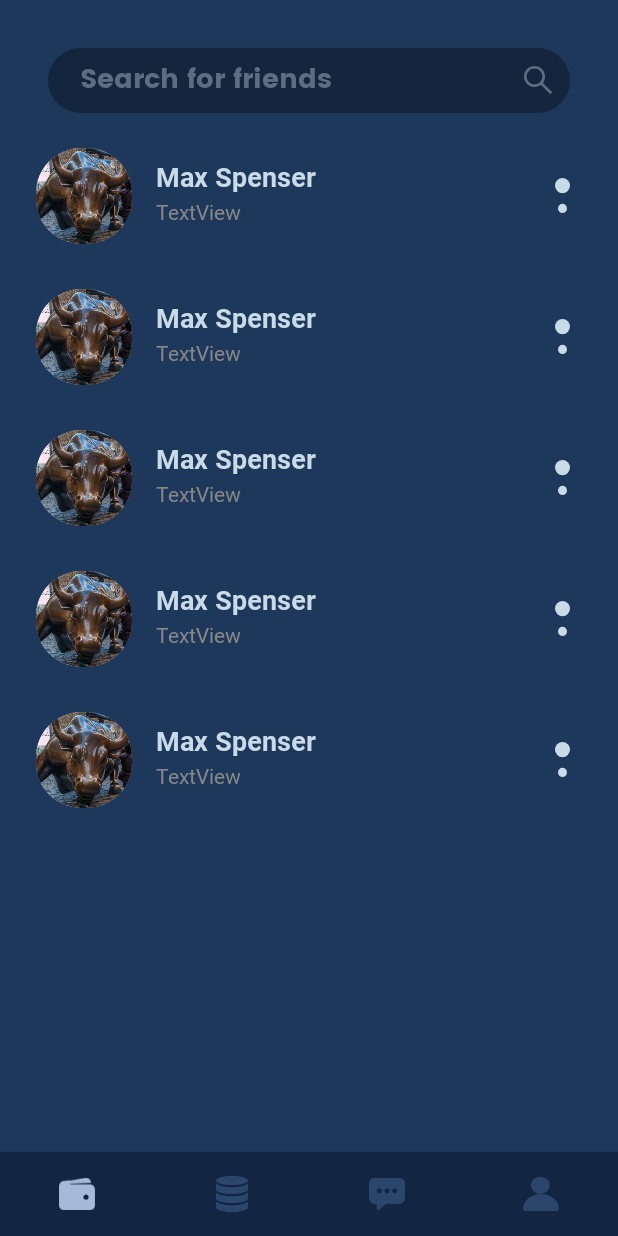
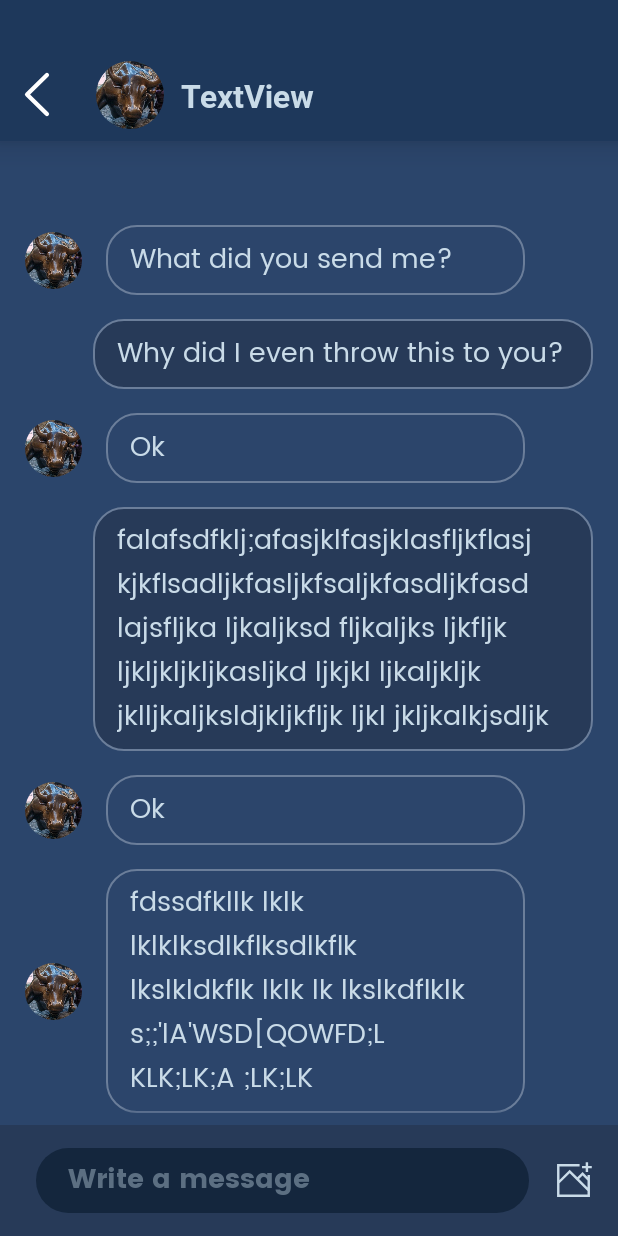
Before and after one commit to LotusBro98/Bulltrade, an Android app: the ChatFragment screen opened through its navigation route, after a tap on "Max Spenser", on a phone screen of 412 x 824 dp. Run offline under Robolectric (Android 15) with nearby library versions, the light colour scheme and no system bars; our stand-ins replace navigation-ui.

Commit message:
Made chat

```diff
--- a/app/src/main/java/com/bullcoin/app/MainActivity.java
+++ b/app/src/main/java/com/bullcoin/app/MainActivity.java
@@ -17,11 +17,6 @@ public class MainActivity extends AppCompatActivity {
         super.onCreate(savedInstanceState);
         setContentView(R.layout.activity_main);
         BottomNavigationView navView = findViewById(R.id.nav_view);
-        // Passing each menu ID as a set of Ids because each
-        // menu should be considered as top level destinations.
-        AppBarConfiguration appBarConfiguration = new AppBarConfiguration.Builder(
-                R.id.navigation_home, R.id.navigation_stock, R.id.navigation_chat)
-                .build();
         NavController navController = Navigation.findNavController(this, R.id.nav_host_fragment);
         NavigationUI.setupWithNavController(navView, navController);
     }
--- a/app/src/main/java/com/bullcoin/app/PinActivity.java
+++ b/app/src/main/java/com/bullcoin/app/PinActivity.java
@@ -43,7 +43,7 @@ public abstract class PinActivity extends AppCompatActivity {
         };
     }
 
-    public abstract void onPinEnter(String pin);
+    public abstract boolean onPinEnter(String pin);
 
     protected void vibrate(int millis) {
         Vibrator v = (Vibrator) getSystemService(Context.VIBRATOR_SERVICE);
@@ -69,11 +69,19 @@ public abstract class PinActivity extends AppCompatActivity {
         digits[enter_i] = digit;
         enter_i++;
         if (enter_i == 4) {
-            onPinEnter(collectPin());
-            enter_i = 0;
+            boolean clear = onPinEnter(collectPin());
+            if (clear) {
+                enter_i = 0;
+                renderPin();
+            } else {
+                renderPin();
+                enter_i = 0;
+            }
+        } else {
+            renderPin();
         }
 
-        renderPin();
+
     }
 
     private void renderPin() {
--- a/app/src/main/java/com/bullcoin/app/PinCreateActivity.java
+++ b/app/src/main/java/com/bullcoin/app/PinCreateActivity.java
@@ -33,23 +33,25 @@ public class PinCreateActivity extends PinActivity {
     }
 
     @Override
-    public void onPinEnter(String pin) {
+    public boolean onPinEnter(String pin) {
         if (this.pin == null) {
             this.pin = pin;
             messageText.setText("Repeat");
+            return true;
         } else {
             if (!this.pin.equals(pin)) {
                 vibrate(50);
                 Toast.makeText(this, "Pins doesn't match", Toast.LENGTH_LONG).show();
                 messageText.setText("Create a pin");
                 this.pin = null;
-                return;
+                return true;
             }
 
             savePin(pin);
             Intent intent = new Intent(PinCreateActivity.this, PinLoginActivity.class);
             startActivity(intent);
             finish();
+            return false;
         }
     }
 }
--- a/app/src/main/java/com/bullcoin/app/PinLoginActivity.java
+++ b/app/src/main/java/com/bullcoin/app/PinLoginActivity.java
@@ -31,13 +31,15 @@ public class PinLoginActivity extends PinActivity {
     }
 
     @Override
-    public void onPinEnter(String pin) {
+    public boolean onPinEnter(String pin) {
         if (checkPin(pin)) {
             Intent intent = new Intent(PinLoginActivity.this, MainActivity.class);
             startActivity(intent);
             finish();
+            return false;
         } else {
             vibrate(50);
+            return true;
         }
     }
 }
--- /dev/null
+++ b/app/src/main/java/com/bullcoin/app/navigation/chat/ChatDialogueFragment.java
@@ -0,0 +1,155 @@
+package com.bullcoin.app.navigation.chat;
+
+import android.content.Context;
+import android.os.Bundle;
+import android.view.LayoutInflater;
+import android.view.View;
+import android.view.ViewGroup;
+import android.widget.ImageView;
+import android.widget.TextView;
+import android.widget.Toast;
+
+import androidx.activity.OnBackPressedCallback;
+import androidx.annotation.NonNull;
+import androidx.fragment.app.Fragment;
+import androidx.navigation.Navigation;
+import androidx.recyclerview.widget.LinearLayoutManager;
+import androidx.recyclerview.widget.RecyclerView;
+
+import com.bullcoin.app.R;
+import com.google.android.material.bottomnavigation.BottomNavigationView;
+
+import java.util.ArrayList;
+import java.util.List;
+
+public class ChatDialogueFragment extends Fragment {
+
+    public static class Message {
+        public static final int FROM_ME = 0;
+        public static final int FROM_FRIEND = 1;
+
+        public int source;
+        public String text;
+
+        public Message(int source, String text) {
+            this.source = source;
+            this.text = text;
+        }
+    }
+
+    public View onCreateView(@NonNull LayoutInflater inflater,
+                             ViewGroup container, Bundle savedInstanceState) {
+        View root = inflater.inflate(R.layout.fragment_chat_messages, container, false);
+
+        ArrayList<Message> messages = new ArrayList<>();
+        messages.add(new Message(Message.FROM_FRIEND, "fdssdfkllk lklk lklklksdlkflksdlkflk lkslkldkflk lklk lk lkslkdflklk s;;'lA'WSD[QOWFD;L KLK;LK;A ;LK;LK"));
+        messages.add(new Message(Message.FROM_FRIEND, "Ok"));
+        messages.add(new Message(Message.FROM_ME, "falafsdfklj;afasjklfasjklasfljkflasjkjkflsadljkfasljkfsaljkfasdljkfasd lajsfljka ljkaljksd fljkaljks ljkfljk ljkljkljkljkasljkd ljkjkl ljkaljkljk  jklljkaljksldjkljkfljk ljkl jkljkalkjsdljk "));
+        messages.add(new Message(Message.FROM_FRIEND, "Ok"));
+        messages.add(new Message(Message.FROM_ME, "Why did I even throw this to you?"));
+        messages.add(new Message(Message.FROM_FRIEND, "What did you send me?"));
+
+        RecyclerView recyclerView = root.findViewById(R.id.recycler_messages);
+        LinearLayoutManager layoutManager = new LinearLayoutManager(getActivity());
+        layoutManager.setReverseLayout(true);
+        recyclerView.setLayoutManager(layoutManager);
+        ChatMessagesRecyclerViewAdapter adapter = new ChatMessagesRecyclerViewAdapter(getActivity(), messages);
+
+        recyclerView.setAdapter(adapter);
+
+        OnBackPressedCallback callback = new OnBackPressedCallback(true /* enabled by default */) {
+            @Override
+            public void handleOnBackPressed() {
+                BottomNavigationView nav_view = getActivity().findViewById(R.id.nav_view);
+                nav_view.setVisibility(View.VISIBLE);
+                Navigation.findNavController(root).navigateUp();
+            }
+        };
+        requireActivity().getOnBackPressedDispatcher().addCallback(getViewLifecycleOwner(), callback);
+
+        return root;
+    }
+
+
+    public static class ChatMessagesRecyclerViewAdapter extends RecyclerView.Adapter {
+
+        private List<Message> mData;
+        private LayoutInflater mInflater;
+
+        // data is passed into the constructor
+        ChatMessagesRecyclerViewAdapter(Context context, List<Message> data) {
+            this.mInflater = LayoutInflater.from(context);
+            this.mData = data;
+        }
+
+        // inflates the row layout from xml when needed
+        @Override
+        public RecyclerView.ViewHolder onCreateViewHolder(ViewGroup parent, int viewType) {
+            View view;
+
+            switch (viewType) {
+                case Message.FROM_ME:
+                    view = mInflater.inflate(R.layout.recycler_chat_row_me, parent, false);
+                    return new FromMeViewHolder(view);
+                case Message.FROM_FRIEND:
+                    view = mInflater.inflate(R.layout.recycler_chat_row_friend, parent, false);
+                    return new FromFriendViewHolder(view);
+            }
+            return null;
+        }
+
+        // binds the data to the TextView in each row
+        @Override
+        public void onBindViewHolder(RecyclerView.ViewHolder holder, int position) {
+            Message message = mData.get(position);
+            switch (message.source) {
+                case Message.FROM_ME:
+                    ((FromMeViewHolder) holder).message.setText(message.text);
+                    break;
+                case Message.FROM_FRIEND:
+                    ((FromFriendViewHolder) holder).message.setText(message.text);
+                    break;
+            }
+        }
+
+        // total number of rows
+        @Override
+        public int getItemCount() {
+            if (mData == null)
+                return 0;
+            return mData.size();
+        }
+
+
+        @Override
+        public int getItemViewType(int position) {
+            if (mData != null) {
+                Message message = mData.get(position);
+                if (message != null) {
+                    return message.source;
+                }
+            }
+            return 0;
+        }
+
+        public class FromMeViewHolder extends RecyclerView.ViewHolder {
+            TextView message;
+
+            FromMeViewHolder(View itemView) {
+                super(itemView);
+                message = itemView.findViewById(R.id.message);
+            }
+        }
+
+        public class FromFriendViewHolder extends RecyclerView.ViewHolder {
+            TextView message;
+            ImageView friend_avatar;
+
+            FromFriendViewHolder(View itemView) {
+                super(itemView);
+                message = itemView.findViewById(R.id.message);
+                friend_avatar = itemView.findViewById(R.id.friend_avatar);
+            }
+        }
+    }
+}
--- a/app/src/main/java/com/bullcoin/app/navigation/chat/ChatFragment.java
+++ b/app/src/main/java/com/bullcoin/app/navigation/chat/ChatFragment.java
@@ -13,12 +13,14 @@ import androidx.annotation.Nullable;
 import androidx.fragment.app.Fragment;
 import androidx.lifecycle.Observer;
 import androidx.lifecycle.ViewModelProvider;
+import androidx.navigation.Navigation;
 import androidx.recyclerview.widget.LinearLayoutManager;
 import androidx.recyclerview.widget.RecyclerView;
 
 import com.bullcoin.app.R;
 import com.bullcoin.app.maintabs.WalletFragment;
 import com.bullcoin.app.stocktabs.StockStockFragment;
+import com.google.android.material.bottomnavigation.BottomNavigationView;
 
 import java.util.ArrayList;
 import java.util.List;
@@ -42,7 +44,9 @@ public class ChatFragment extends Fragment {
         adapter.setClickListener(new ChatFriendsRecyclerViewAdapter.ItemClickListener() {
             @Override
             public void onItemClick(View view, int position) {
-                Toast.makeText(getActivity(), ("You clicked on row number " + position), Toast.LENGTH_SHORT).show();
+                BottomNavigationView nav_view = getActivity().findViewById(R.id.nav_view);
+                nav_view.setVisibility(View.GONE);
+                Navigation.findNavController(view).navigate(R.id.action_navigation_chat_to_chatDialogueFragment2);
             }
         });
 
--- /dev/null
+++ b/app/src/main/res/drawable/chat_bg_friend.xml
@@ -0,0 +1,6 @@
+<?xml version="1.0" encoding="utf-8"?>
+<shape xmlns:android="http://schemas.android.com/apk/res/android">
+    <solid android:color="#2C456B"></solid>
+    <stroke android:color="#6B7E9A" android:width="1dp"></stroke>
+    <corners android:radius="20dp"></corners>
+</shape>
--- /dev/null
+++ b/app/src/main/res/drawable/chat_bg_me.xml
@@ -0,0 +1,6 @@
+<?xml version="1.0" encoding="utf-8"?>
+<shape xmlns:android="http://schemas.android.com/apk/res/android">
+    <solid android:color="#273A58"></solid>
+    <stroke android:color="#6B7E9A" android:width="1dp"></stroke>
+    <corners android:radius="20dp"></corners>
+</shape>
--- /dev/null
+++ b/app/src/main/res/drawable/ic_add_image.xml
@@ -0,0 +1,12 @@
+<vector xmlns:android="http://schemas.android.com/apk/res/android"
+    android:width="26dp"
+    android:height="26dp"
+    android:viewportWidth="26"
+    android:viewportHeight="26">
+  <path
+      android:pathData="M22.3438,10.6482L19.0548,7.3592L15.5393,10.8746L10.4607,5.7959L3.6563,12.6004V3.6553H17.0625V2.0303H2.0313V23.9678H23.9688V9.3428H22.3438V10.6482ZM19.0548,9.6569L22.3438,12.9459V17.679L16.6877,12.0229L19.0548,9.6569ZM3.6563,22.3439V14.8992L10.4607,8.0948L22.3438,19.9779V22.3449L3.6563,22.3439Z"
+      android:fillColor="#C9DBE8"/>
+  <path
+      android:pathData="M22.75,3.25V0.8125H21.125V3.25H18.6875V4.875H21.125V7.3125H22.75V4.875H25.1875V3.25H22.75Z"
+      android:fillColor="#C9DBE8"/>
+</vector>
--- /dev/null
+++ b/app/src/main/res/drawable/ic_back.xml
@@ -0,0 +1,13 @@
+<vector xmlns:android="http://schemas.android.com/apk/res/android"
+    android:width="17dp"
+    android:height="30dp"
+    android:viewportWidth="17"
+    android:viewportHeight="30">
+  <path
+      android:pathData="M15,2L2,15L15,28"
+      android:strokeLineJoin="round"
+      android:strokeWidth="2.8125"
+      android:fillColor="#00000000"
+      android:strokeColor="#ffffff"
+      android:strokeLineCap="round"/>
+</vector>
--- /dev/null
+++ b/app/src/main/res/layout/fragment_chat_messages.xml
@@ -0,0 +1,130 @@
+<?xml version="1.0" encoding="utf-8"?>
+<androidx.constraintlayout.widget.ConstraintLayout xmlns:android="http://schemas.android.com/apk/res/android"
+    xmlns:app="http://schemas.android.com/apk/res-auto"
+    xmlns:tools="http://schemas.android.com/tools"
+    android:layout_width="match_parent"
+    android:layout_height="match_parent"
+    android:background="#2B456B">
+
+    <androidx.cardview.widget.CardView
+        android:id="@+id/cardView2"
+        android:layout_width="match_parent"
+        android:layout_height="94dp"
+        app:cardBackgroundColor="#1E385B"
+        app:cardCornerRadius="0dp"
+        app:cardElevation="12dp"
+        app:layout_constraintEnd_toEndOf="parent"
+        app:layout_constraintStart_toStartOf="parent"
+        app:layout_constraintTop_toTopOf="parent" >
+
+        <androidx.constraintlayout.widget.ConstraintLayout
+            android:layout_width="match_parent"
+            android:layout_height="match_parent">
+
+            <ImageButton
+                android:id="@+id/imageButton4"
+                android:layout_width="wrap_content"
+                android:layout_height="wrap_content"
+                android:layout_marginStart="16dp"
+                android:layout_marginBottom="16dp"
+                android:background="@null"
+                app:layout_constraintBottom_toBottomOf="parent"
+                app:layout_constraintStart_toStartOf="parent"
+                app:srcCompat="@drawable/ic_back" />
+
+            <androidx.cardview.widget.CardView
+                android:id="@+id/cardView3"
+                android:layout_width="45dp"
+                android:layout_height="45dp"
+                android:layout_marginStart="64dp"
+                android:layout_marginBottom="8dp"
+                app:cardBackgroundColor="#00ffffff"
+                app:cardCornerRadius="45dp"
+                app:cardElevation="0dp"
+                app:layout_constraintBottom_toBottomOf="parent"
+                app:layout_constraintStart_toStartOf="parent">
+
+                <ImageView
+                    android:id="@+id/imageView26"
+                    android:layout_width="match_parent"
+                    android:layout_height="match_parent"
+                    android:scaleType="centerCrop"
+                    app:srcCompat="@drawable/bulbulls" />
+            </androidx.cardview.widget.CardView>
+
+            <TextView
+                android:id="@+id/textView32"
+                android:layout_width="wrap_content"
+                android:layout_height="wrap_content"
+                android:layout_marginStart="11dp"
+                android:layout_marginEnd="16dp"
+                android:layout_marginBottom="16dp"
+                android:fontFamily="@font/roboto_bold"
+                android:text="TextView"
+                android:textColor="#C9DBE8"
+                android:textSize="21sp"
+                app:layout_constraintBottom_toBottomOf="parent"
+                app:layout_constraintEnd_toEndOf="parent"
+                app:layout_constraintHorizontal_bias="0.0"
+                app:layout_constraintStart_toEndOf="@+id/cardView3" />
+
+        </androidx.constraintlayout.widget.ConstraintLayout>
+    </androidx.cardview.widget.CardView>
+
+    <View
+        android:id="@+id/view2"
+        android:layout_width="wrap_content"
+        android:layout_height="74dp"
+        android:background="#273A58"
+        app:layout_constraintBottom_toBottomOf="parent"
+        app:layout_constraintEnd_toEndOf="parent"
+        app:layout_constraintStart_toStartOf="parent" />
+
+    <androidx.recyclerview.widget.RecyclerView
+        android:id="@+id/recycler_messages"
+        android:layout_width="match_parent"
+        android:layout_height="0dp"
+        android:requiresFadingEdge="vertical"
+        app:layout_constraintBottom_toTopOf="@+id/view2"
+        app:layout_constraintEnd_toEndOf="parent"
+        app:layout_constraintStart_toStartOf="parent"
+        app:layout_constraintTop_toBottomOf="@+id/cardView2" />
+
+    <EditText
+        android:id="@+id/editText2"
+        android:layout_width="0dp"
+        android:layout_height="43dp"
+        android:layout_marginStart="24dp"
+        android:layout_marginEnd="8dp"
+        android:background="@drawable/search_box"
+        android:ems="10"
+        android:fontFamily="@font/poppins_bold"
+        android:hint="Write a message"
+        android:inputType="text"
+        android:paddingLeft="21dp"
+        android:paddingRight="11dp"
+        android:textColor="#C9DBE8"
+        android:textColorHint="#5C6F82"
+        app:layout_constraintBottom_toBottomOf="@+id/view2"
+        app:layout_constraintEnd_toStartOf="@+id/button10"
+        app:layout_constraintStart_toStartOf="parent"
+        app:layout_constraintTop_toTopOf="@+id/view2" />
+
+    <Button
+        android:id="@+id/button10"
+        style="@style/Widget.AppCompat.Button.Borderless"
+        android:layout_width="43dp"
+        android:layout_height="43dp"
+        android:layout_marginEnd="8dp"
+        android:foreground="@drawable/ic_add_image"
+        android:foregroundGravity="center"
+        android:insetTop="0dp"
+        android:insetBottom="0dp"
+        app:backgroundTint="#1886BC"
+        app:cornerRadius="50dp"
+        app:elevation="0dp"
+        app:layout_constraintBottom_toBottomOf="@+id/view2"
+        app:layout_constraintEnd_toEndOf="parent"
+        app:layout_constraintTop_toTopOf="@+id/view2" />
+
+</androidx.constraintlayout.widget.ConstraintLayout>
--- a/app/src/main/res/layout/fragment_profile.xml
+++ b/app/src/main/res/layout/fragment_profile.xml
@@ -1,9 +1,23 @@
 <?xml version="1.0" encoding="utf-8"?>
-<androidx.constraintlayout.widget.ConstraintLayout xmlns:android="http://schemas.android.com/apk/res/android"
+
+<ScrollView xmlns:android="http://schemas.android.com/apk/res/android"
     xmlns:app="http://schemas.android.com/apk/res-auto"
     xmlns:tools="http://schemas.android.com/tools"
+
     android:layout_width="match_parent"
     android:layout_height="match_parent"
+    android:fillViewport="true">
+
+    <LinearLayout
+        android:layout_width="match_parent"
+        android:layout_height="wrap_content"
+        android:orientation="vertical"
+        android:background="#1E385B">
+
+        <androidx.constraintlayout.widget.ConstraintLayout
+
+            android:layout_width="match_parent"
+            android:layout_height="wrap_content"
             android:background="#2B456B">
 
             <androidx.cardview.widget.CardView
@@ -174,15 +188,9 @@
                 app:layout_constraintStart_toStartOf="parent"
                 app:layout_constraintTop_toBottomOf="@+id/linearLayout3" />
 
-    <ScrollView
-        android:layout_width="0dp"
-        android:layout_height="0dp"
-        android:background="#1E385B"
-        android:fillViewport="true"
-        app:layout_constraintBottom_toBottomOf="parent"
-        app:layout_constraintEnd_toEndOf="parent"
-        app:layout_constraintStart_toStartOf="parent"
-        app:layout_constraintTop_toBottomOf="@+id/textView19">
+
+
+        </androidx.constraintlayout.widget.ConstraintLayout>
 
         <LinearLayout
             android:layout_width="match_parent"
@@ -192,7 +200,9 @@
             <androidx.recyclerview.widget.RecyclerView
                 android:id="@+id/recycler_posts"
                 android:layout_width="match_parent"
-                android:layout_height="wrap_content">
+                android:layout_height="wrap_content"
+                android:nestedScrollingEnabled="false"
+                >
 
             </androidx.recyclerview.widget.RecyclerView>
 
@@ -200,6 +210,8 @@
                 android:layout_width="match_parent"
                 android:layout_height="16dp" />
         </LinearLayout>
+
+    </LinearLayout>
+
+
 </ScrollView>
-
-</androidx.constraintlayout.widget.ConstraintLayout>
--- /dev/null
+++ b/app/src/main/res/layout/recycler_chat_row_friend.xml
@@ -0,0 +1,61 @@
+<?xml version="1.0" encoding="utf-8"?>
+<androidx.constraintlayout.widget.ConstraintLayout xmlns:android="http://schemas.android.com/apk/res/android"
+    xmlns:app="http://schemas.android.com/apk/res-auto"
+    android:layout_width="match_parent"
+    android:layout_height="wrap_content">
+
+    <androidx.cardview.widget.CardView
+        android:id="@+id/cardView3"
+        android:layout_width="38dp"
+        android:layout_height="38dp"
+        app:cardBackgroundColor="#00ffffff"
+        app:cardCornerRadius="45dp"
+        app:cardElevation="0dp"
+        app:layout_constraintBottom_toBottomOf="parent"
+        app:layout_constraintStart_toStartOf="@+id/guideline2"
+        app:layout_constraintTop_toTopOf="parent">
+
+        <ImageView
+            android:id="@+id/friend_avatar"
+            android:layout_width="match_parent"
+            android:layout_height="match_parent"
+            android:scaleType="centerCrop"
+            app:srcCompat="@drawable/bulbulls" />
+    </androidx.cardview.widget.CardView>
+
+    <TextView
+        android:id="@+id/message"
+        android:layout_width="0dp"
+        android:layout_height="wrap_content"
+        android:layout_marginStart="16dp"
+        android:layout_marginTop="8dp"
+        android:layout_marginBottom="8dp"
+        android:background="@drawable/chat_bg_friend"
+        android:fontFamily="@font/poppins"
+        android:paddingLeft="16dp"
+        android:paddingTop="8dp"
+        android:paddingRight="16dp"
+        android:paddingBottom="8dp"
+        android:text="TextView"
+        android:textColor="#C9DBE8"
+        android:textSize="18sp"
+        app:layout_constraintBottom_toBottomOf="parent"
+        app:layout_constraintEnd_toStartOf="@+id/guideline10"
+        app:layout_constraintStart_toEndOf="@+id/cardView3"
+        app:layout_constraintTop_toTopOf="parent" />
+
+    <androidx.constraintlayout.widget.Guideline
+        android:id="@+id/guideline2"
+        android:layout_width="wrap_content"
+        android:layout_height="wrap_content"
+        android:orientation="vertical"
+        app:layout_constraintGuide_percent="0.04" />
+
+    <androidx.constraintlayout.widget.Guideline
+        android:id="@+id/guideline10"
+        android:layout_width="wrap_content"
+        android:layout_height="wrap_content"
+        android:orientation="vertical"
+        app:layout_constraintGuide_percent="0.85" />
+
+</androidx.constraintlayout.widget.ConstraintLayout>
--- /dev/null
+++ b/app/src/main/res/layout/recycler_chat_row_me.xml
@@ -0,0 +1,41 @@
+<?xml version="1.0" encoding="utf-8"?>
+<androidx.constraintlayout.widget.ConstraintLayout xmlns:android="http://schemas.android.com/apk/res/android"
+    xmlns:app="http://schemas.android.com/apk/res-auto"
+    android:layout_width="match_parent"
+    android:layout_height="wrap_content">
+
+    <TextView
+        android:id="@+id/message"
+        android:layout_width="0dp"
+        android:layout_height="wrap_content"
+        android:layout_marginTop="8dp"
+        android:layout_marginBottom="8dp"
+        android:background="@drawable/chat_bg_me"
+        android:fontFamily="@font/poppins"
+        android:paddingLeft="16dp"
+        android:paddingTop="8dp"
+        android:paddingRight="16dp"
+        android:paddingBottom="8dp"
+        android:text="TextView"
+        android:textColor="#C9DBE8"
+        android:textSize="18sp"
+        app:layout_constraintBottom_toBottomOf="parent"
+        app:layout_constraintEnd_toStartOf="@+id/guideline10"
+        app:layout_constraintStart_toStartOf="@+id/guideline2"
+        app:layout_constraintTop_toTopOf="parent" />
+
+    <androidx.constraintlayout.widget.Guideline
+        android:id="@+id/guideline2"
+        android:layout_width="wrap_content"
+        android:layout_height="wrap_content"
+        android:orientation="vertical"
+        app:layout_constraintGuide_percent="0.15" />
+
+    <androidx.constraintlayout.widget.Guideline
+        android:id="@+id/guideline10"
+        android:layout_width="wrap_content"
+        android:layout_height="wrap_content"
+        android:orientation="vertical"
+        app:layout_constraintGuide_percent="0.96" />
+
+</androidx.constraintlayout.widget.ConstraintLayout>
--- a/app/src/main/res/navigation/mobile_navigation.xml
+++ b/app/src/main/res/navigation/mobile_navigation.xml
@@ -21,11 +21,19 @@
         android:id="@+id/navigation_chat"
         android:name="com.bullcoin.app.navigation.chat.ChatFragment"
         android:label="@string/title_notifications"
-        tools:layout="@layout/fragment_chat" />
+        tools:layout="@layout/fragment_chat" >
+        <action
+            android:id="@+id/action_navigation_chat_to_chatDialogueFragment2"
+            app:destination="@id/chatDialogueFragment2" />
+    </fragment>
 
     <fragment
         android:id="@+id/navigation_profile"
         android:name="com.bullcoin.app.navigation.profile.ProfileFragment"
         android:label="@string/title_profile"
         tools:layout="@layout/fragment_profile" />
+    <fragment
+        android:id="@+id/chatDialogueFragment2"
+        android:name="com.bullcoin.app.navigation.chat.ChatDialogueFragment"
+        android:label="ChatDialogueFragment" />
 </navigation>
```
Lines whose indentation alone changed are shown as unchanged.
